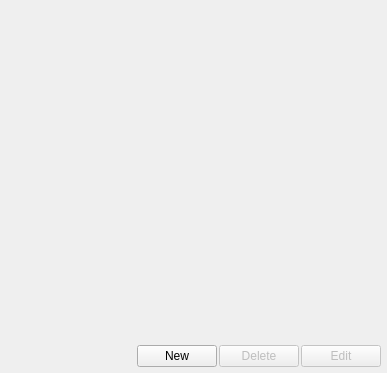
This is share/skins/default/accountlist.ui in itds-consulting/yate as Qt 5 draws it before an edit. The edited form follows.
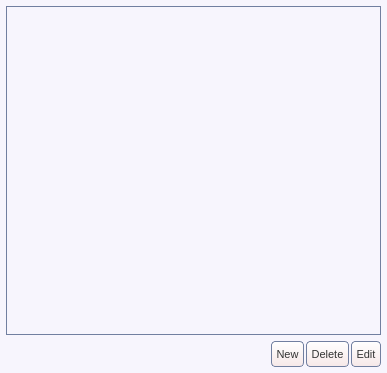
This is the edited form. Icons and pictures are not drawn.

Commit message: Moved channel control buttons to channel item in channels list. Conference and transfer are now done from master channel and shown in its item in channels list. Changed user interface colors and shapes.

The edit to the form file:
```diff
--- a/share/skins/default/accountlist.ui
+++ b/share/skins/default/accountlist.ui
@@ -15,6 +15,104 @@
   <property name="windowIcon" >
    <iconset>user.png</iconset>
   </property>
+  <property name="styleSheet" >
+   <string>QWidget#accountlist {
+  background:#f7f5fd;
+}
+QLineEdit {
+  color:#333333;
+  border: 1px solid #717fa0;
+  border-radius: 4px;
+}
+QAbstractButton { font-size: 11px; color: #333333; }
+QToolButton {
+  border: 1px solid #717fa0;
+  border-radius: 4px;
+  background: qlineargradient(x1: 0, y1: 0, x2: 0, y2: 1, stop: 0 #ffffff, stop: 1 #f6e8e8);
+}
+QToolButton:hover { background: qlineargradient(x1: 0, y1: 0, x2: 0, y2: 1, stop: 0 #ffffff, stop: 1 #f9f3f3); }
+QToolButton:pressed { background: qlineargradient(x1: 0, y1: 0, x2: 0, y2: 1, stop: 0 #f6e8e8, stop: 1 #ffffff); }
+QPushButton {
+  border: 1px solid #717fa0;
+  border-radius: 4px;
+  background: qlineargradient(x1: 0, y1: 0, x2: 0, y2: 1, stop: 0 #ffffff, stop: 1 #f6e8e8);
+}
+QPushButton:hover { background: qlineargradient(x1: 0, y1: 0, x2: 0, y2: 1, stop: 0 #ffffff, stop: 1 #f9f3f3); }
+QPushButton:pressed { background: qlineargradient(x1: 0, y1: 0, x2: 0, y2: 1, stop: 0 #f6e8e8, stop: 1 #ffffff); }
+QComboBox::down-arrow { image: url(cb_arrow.png); }
+QComboBox::down-arrow:on { top: 1px; left: 1px; }
+QComboBox {
+  padding-left: 2px;
+  padding-right: 25px;
+  border: 1px solid #717fa0;
+  border-radius: 4px;
+}
+QComboBox::drop-down {
+  width: 22px;
+  border-left: 1px solid #717fa0;
+}
+QCheckBox::indicator:checked { image: url(checkbox_on.png); }
+QCheckBox::indicator:unchecked { image: url(checkbox_off.png); }
+QRadioButton::indicator:checked { image: url(radio_on.png); }
+QRadioButton::indicator:unchecked { image: url(radio_off.png); }
+QScrollBar { border: 1px solid #717fa0; background: white; }
+QScrollBar::handle {
+  background: qlineargradient(x1: 0, y1: 0, x2: 0, y2: 1, stop: 0 #ffffff, stop: 1 #f6e8e8);
+  border: 1px solid #717fa0;
+}
+QScrollBar:vertical {
+  width: 14px;
+  margin: 16px 0px 16px 0px;
+  border-top: 0px;
+  border-bottom: 0px;
+  border-right: 0px;
+}
+QScrollBar:horizontal {
+  height: 14px;
+  margin: 0px 16px 0px 16px;
+  border-left: 0px;
+  border-right: 0px;
+  border-bottom: 0px;
+}
+QScrollBar::add-line {
+  height: 13px;
+  width: 13px;
+  border: 1px solid #717fa0;
+  subcontrol-origin: margin;
+  background: qlineargradient(x1: 0, y1: 0, x2: 0, y2: 1, stop: 0 #ffffff, stop: 1 #f6e8e8);
+}
+QScrollBar::sub-line {
+  height: 13px;
+  width: 13px;
+  border: 1px solid #717fa0;
+  subcontrol-origin: margin;
+  background: qlineargradient(x1: 0, y1: 0, x2: 0, y2: 1, stop: 0 #ffffff, stop: 1 #f6e8e8);
+}
+QScrollBar::handle:vertical { border-left: 0px; border-right: 0px; }
+QScrollBar::handle:horizontal { border-top: 0px; border-bottom: 0px; }
+QScrollBar::add-line:vertical { subcontrol-position: bottom; image: url(scroll_down.png); height: 14px; }
+QScrollBar::sub-line:vertical { subcontrol-position: top; image: url(scroll_up.png); height: 14px; }
+QScrollBar::add-line:horizontal { subcontrol-position: right; image: url(scroll_right.png); width: 14px; }
+QScrollBar::sub-line:horizontal { subcontrol-position: left; image: url(scroll_left.png); width: 14px; }
+QScrollBar::up-arrow:pressed { border: 1px solid #717fa0; }
+QScrollBar::down-arrow:pressed { border: 1px solid #717fa0; }
+QScrollBar::left-arrow:pressed { border: 1px solid #717fa0; }
+QScrollBar::right-arrow:pressed { border: 1px solid #717fa0; }
+QTreeWidget {
+  border: 0px;
+  background:white;
+  selection-background-color: lightblue;
+}
+QTreeView::branch { background:white; }
+QHeaderView::section {
+  padding-left: 4px;
+  border: 0px;
+  border-right: 1px solid #e3e6e9;
+  border-bottom: 1px solid #a9c2c2;
+  background: qlineargradient(x1: 0, y1: 0, x2: 0, y2: 1, stop: 0 #ffffff, stop: 1 #fbeded);
+}
+</string>
+  </property>
   <layout class="QVBoxLayout" >
    <property name="spacing" >
     <number>0</number>
@@ -56,6 +154,12 @@
          <verstretch>0</verstretch>
         </sizepolicy>
        </property>
+       <property name="styleSheet" >
+        <string>QFrame#frame_accounts {
+  border: 1px solid #717fa0;
+}
+</string>
+       </property>
        <property name="_yate_uiwidget" stdset="0" >
         <bool>true</bool>
        </property>
@@ -100,7 +204,25 @@
         </spacer>
        </item>
        <item>
-        <widget class="QPushButton" name="acc_new" >
+        <widget class="QToolButton" name="acc_new" >
+         <property name="sizePolicy" >
+          <sizepolicy vsizetype="Fixed" hsizetype="Minimum" >
+           <horstretch>0</horstretch>
+           <verstretch>0</verstretch>
+          </sizepolicy>
+         </property>
+         <property name="minimumSize" >
+          <size>
+           <width>0</width>
+           <height>26</height>
+          </size>
+         </property>
+         <property name="maximumSize" >
+          <size>
+           <width>16777215</width>
+           <height>26</height>
+          </size>
+         </property>
          <property name="toolTip" >
           <string>Create a new account</string>
          </property>
@@ -108,15 +230,45 @@
           <string>New</string>
          </property>
          <property name="icon" >
-          <iconset>user.png</iconset>
+          <iconset>add.png</iconset>
+         </property>
+         <property name="toolButtonStyle" >
+          <enum>Qt::ToolButtonTextBesideIcon</enum>
+         </property>
+         <property name="_yate_normal_icon" stdset="0" >
+          <string>add.png</string>
+         </property>
+         <property name="_yate_pressed_icon" stdset="0" >
+          <string>add_pressed.png</string>
+         </property>
+         <property name="_yate_hover_icon" stdset="0" >
+          <string>add_hover.png</string>
          </property>
         </widget>
        </item>
        <item>
-        <widget class="QPushButton" name="acc_del" >
+        <widget class="QToolButton" name="acc_del" >
          <property name="enabled" >
           <bool>false</bool>
          </property>
+         <property name="sizePolicy" >
+          <sizepolicy vsizetype="Fixed" hsizetype="Minimum" >
+           <horstretch>0</horstretch>
+           <verstretch>0</verstretch>
+          </sizepolicy>
+         </property>
+         <property name="minimumSize" >
+          <size>
+           <width>0</width>
+           <height>26</height>
+          </size>
+         </property>
+         <property name="maximumSize" >
+          <size>
+           <width>16777215</width>
+           <height>26</height>
+          </size>
+         </property>
          <property name="toolTip" >
           <string>Delete the selected account</string>
          </property>
@@ -124,7 +276,10 @@
           <string>Delete</string>
          </property>
          <property name="icon" >
-          <iconset>close.png</iconset>
+          <iconset>delete.png</iconset>
+         </property>
+         <property name="toolButtonStyle" >
+          <enum>Qt::ToolButtonTextBesideIcon</enum>
          </property>
          <property name="_yate_identity" stdset="0" >
           <string>deleteselecteditem:accounts:</string>
@@ -132,10 +287,28 @@
         </widget>
        </item>
        <item>
-        <widget class="QPushButton" name="acc_edit" >
+        <widget class="QToolButton" name="acc_edit" >
          <property name="enabled" >
           <bool>false</bool>
          </property>
+         <property name="sizePolicy" >
+          <sizepolicy vsizetype="Fixed" hsizetype="Minimum" >
+           <horstretch>0</horstretch>
+           <verstretch>0</verstretch>
+          </sizepolicy>
+         </property>
+         <property name="minimumSize" >
+          <size>
+           <width>0</width>
+           <height>26</height>
+          </size>
+         </property>
+         <property name="maximumSize" >
+          <size>
+           <width>16777215</width>
+           <height>26</height>
+          </size>
+         </property>
          <property name="toolTip" >
           <string>Edit the selected account</string>
          </property>
@@ -145,6 +318,18 @@
          <property name="icon" >
           <iconset>edit.png</iconset>
          </property>
+         <property name="toolButtonStyle" >
+          <enum>Qt::ToolButtonTextBesideIcon</enum>
+         </property>
+         <property name="_yate_normal_icon" stdset="0" >
+          <string>edit.png</string>
+         </property>
+         <property name="_yate_pressed_icon" stdset="0" >
+          <string>edit_pressed.png</string>
+         </property>
+         <property name="_yate_hover_icon" stdset="0" >
+          <string>edit_hover.png</string>
+         </property>
         </widget>
        </item>
       </layout>
```
Left out of the diff: 28 changed lines with no effect on the pictures. The commit also changes 200 other files.
